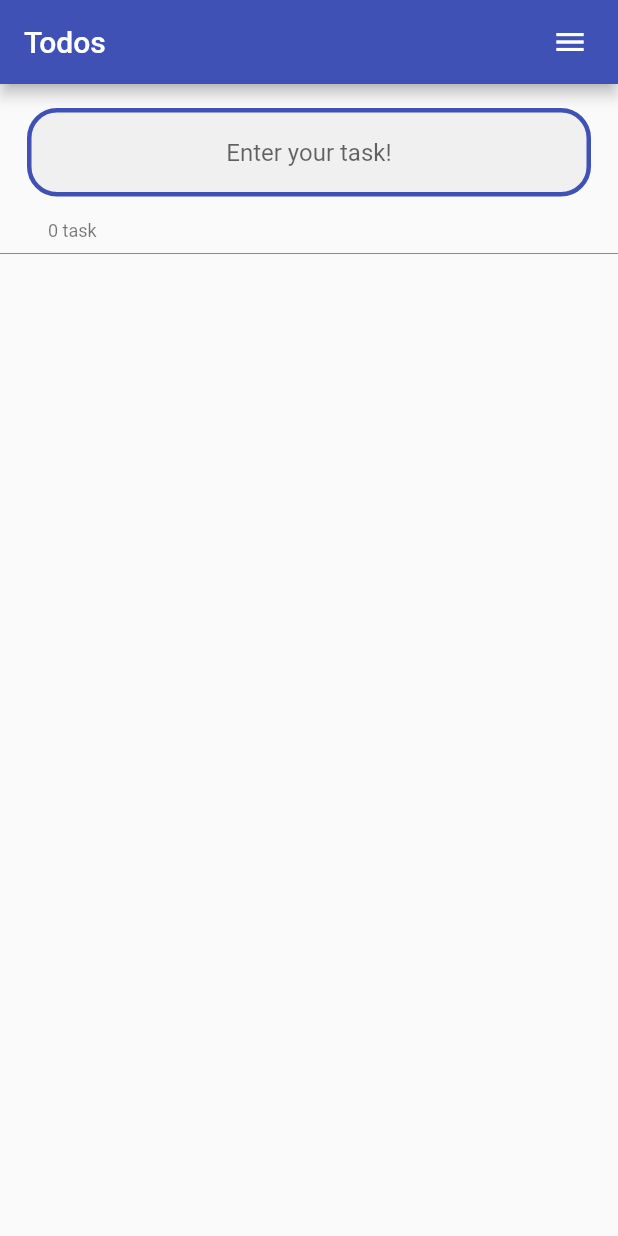
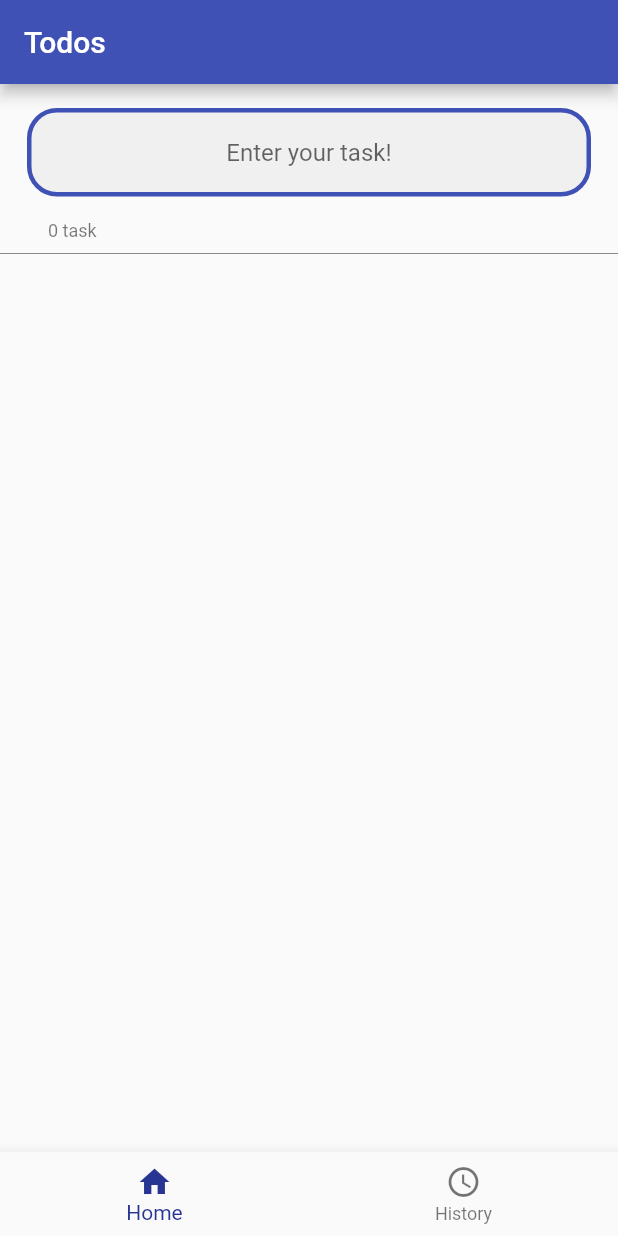
Before and after one commit to siro257/todo_app, a Flutter app: the screen it shows after launch, on a phone screen of 412 x 824 dp. Run offline on Flutter 3.47's test engine with Material 2 defaults, Android fonts, the phone set to English and light mode, and no system bars.

Commit message:
different pagination

```diff
--- a/lib/TodoList.dart
+++ b/lib/TodoList.dart
@@ -22,8 +22,8 @@ class _TodoListState extends State<TodoList> {
   }
 
   void _addItem(String value) {
-    if (value == null || value.isEmpty || value.trim() == '') {
-      return null;
+    if (value.isEmpty || value.trim() == '') {
+      return;
     }
 
     setState(() {
@@ -49,8 +49,7 @@ class _TodoListState extends State<TodoList> {
 
   @override
   Widget build(BuildContext context) {
-    return Column(
-      crossAxisAlignment: CrossAxisAlignment.start,
+    return ListView(
       children: <Widget>[
         Padding(
           // padding: const EdgeInsets.symmetric(horizontal: 250, vertical: 16),
@@ -68,14 +67,14 @@ class _TodoListState extends State<TodoList> {
               enabledBorder: OutlineInputBorder(
                 borderRadius: BorderRadius.circular(20),
                 borderSide: const BorderSide(
-                  color: PRIMARYCOLOR,
+                  color: primaryColor,
                   width: 3.0,
                 ),
               ),
               focusedBorder: OutlineInputBorder(
                 borderRadius: BorderRadius.circular(20),
                 borderSide: const BorderSide(
-                  color: PRIMARYCOLOR,
+                  color: primaryColor,
                   width: 5.0,
                 ),
               ),
--- a/lib/constants.dart
+++ b/lib/constants.dart
@@ -1,3 +1,3 @@
 import 'package:flutter/material.dart';
 
-const MaterialColor PRIMARYCOLOR = Colors.indigo;
+const MaterialColor primaryColor = Colors.indigo;
--- a/lib/main.dart
+++ b/lib/main.dart
@@ -1,5 +1,4 @@
 import 'package:flutter/material.dart';
-import 'package:flutter_todo_app/SecondRoute.dart';
 import 'package:flutter_todo_app/constants.dart';
 
 import 'TodoList.dart';
@@ -38,12 +37,11 @@ class MyToDoApp extends StatelessWidget {
     return DismissKeyboard(
       child: MaterialApp(
         theme: ThemeData(
-          primarySwatch: PRIMARYCOLOR,
+          primarySwatch: primaryColor,
         ),
         initialRoute: '/',
         routes: {
           '/': (context) => const MyHomePage(title: "Todos"),
-          '/second': (context) => const SecondRoute()
         },
       ),
     );
@@ -59,25 +57,39 @@ class MyHomePage extends StatefulWidget {
 }
 
 class _MyHomePageState extends State<MyHomePage> {
+  int _selctedIdx = 0;
+
+  static const List<Widget> _widgetOptions = [TodoList(), Text("history")];
+
+  void _onItemTapped(int idx) {
+    setState(() {
+      _selctedIdx = idx;
+    });
+  }
+
   @override
   Widget build(BuildContext context) {
     return Scaffold(
       appBar: AppBar(
         title: Text(widget.title),
-        actions: [
-          Padding(
-            padding: EdgeInsets.only(right: 20.0),
-            child: GestureDetector(
-              onTap: () => Navigator.pushNamed(context, '/second'),
-              child: Icon(Icons.menu),
-            ),
-          )
+      ),
+      body: Center(
+        child: _widgetOptions.elementAt(_selctedIdx),
+      ),
+      bottomNavigationBar: BottomNavigationBar(
+        items: const [
+          BottomNavigationBarItem(
+            icon: Icon(Icons.home),
+            label: 'Home',
+          ),
+          BottomNavigationBarItem(
+            icon: Icon(Icons.access_time),
+            label: 'History',
+          ),
         ],
-      ),
-      body: ListView(
-        children: const <Widget>[
-          TodoList(),
-        ],
+        currentIndex: _selctedIdx,
+        selectedItemColor: Colors.indigo[800],
+        onTap: _onItemTapped,
       ),
     );
   }
```
Also changed, not shown: lib/SecondRoute.dart (deleted, +0 -23 lines), pubspec.yaml (+11 -75 lines), lib/tododb.dart (added), 3 other files.
